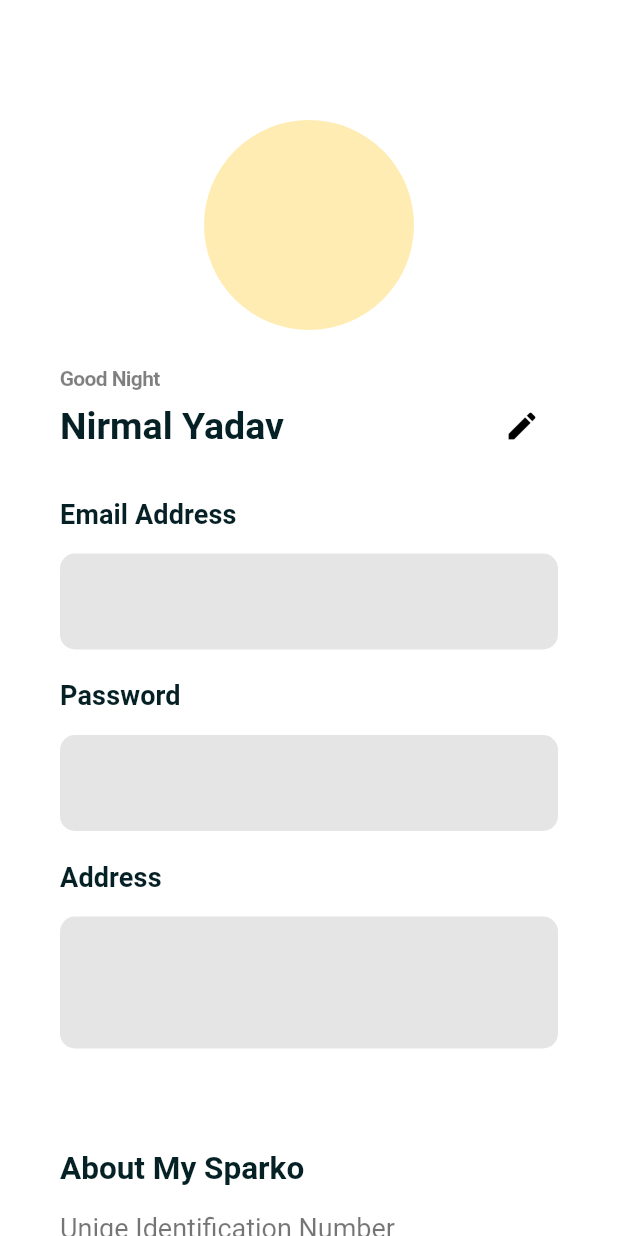
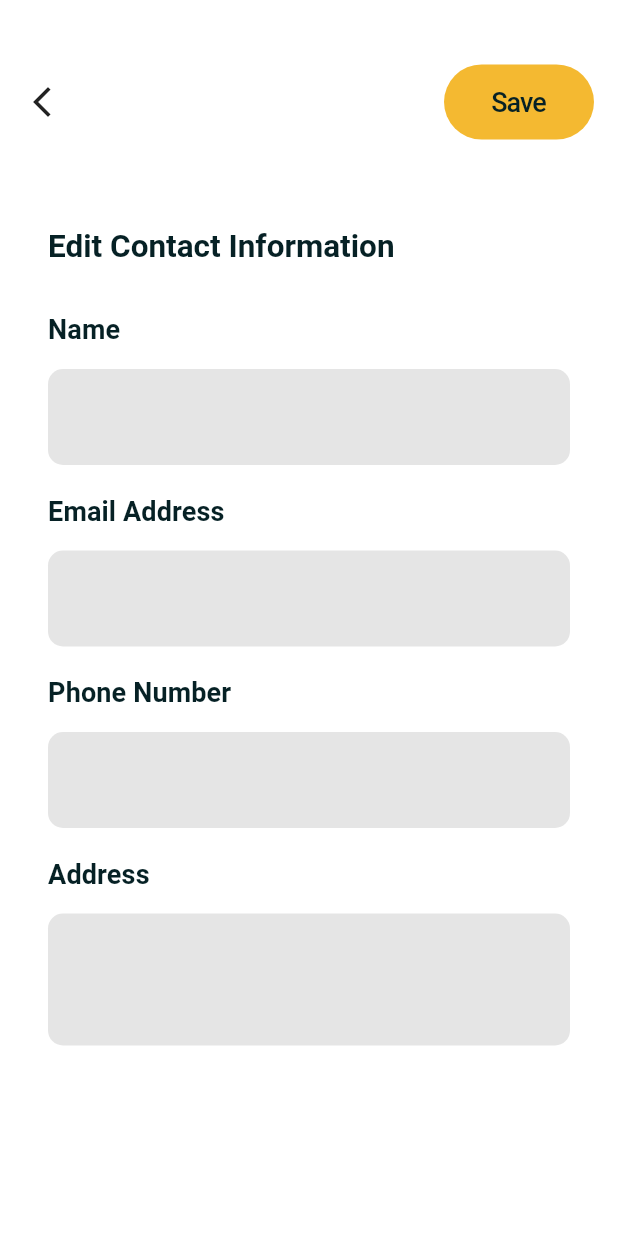
Before and after one commit to Ezinore-developer/ezinore-app, a Flutter app: the AccountScreen screen opened directly, after a tap on the "edit" icon, on a phone screen of 412 x 824 dp. Run offline on Flutter 3.47's test engine with Material 2 defaults, Android fonts, the phone set to English and light mode, and no system bars; our stand-ins replace cloud_firestore, firebase_auth, firebase_core, firebase_database, flutter_riverpod, syncfusion_flutter_charts; accounts and stored records are empty; Roboto replaces fonts that are missing (Aspekta, Supreme).

Commit message:
added edit contact info screen

```diff
--- a/lib/home/accountscreen.dart
+++ b/lib/home/accountscreen.dart
@@ -1,5 +1,6 @@
 import 'dart:developer';
 
+import 'package:ezinore_app/home/editContactInfoScreen.dart';
 import 'package:flutter/material.dart';
 
 class AccountScreen extends StatefulWidget {
@@ -40,7 +41,7 @@ class _AccountScreenState extends State<AccountScreen> {
   }
 
   final _email = TextEditingController();
-  final _password = TextEditingController();
+  final _phoneNumber = TextEditingController();
   final _address = TextEditingController();
 
   @override
@@ -93,7 +94,12 @@ class _AccountScreenState extends State<AccountScreen> {
                               .copyWith(fontSize: 25),
                         ),
                         IconButton(
-                          onPressed: () {},
+                          onPressed: () {
+                            Navigator.push(
+                                context,
+                                MaterialPageRoute(
+                                    builder: (context) => const EditContactInfo()));
+                          },
                           icon: const Icon(
                             Icons.edit,
                             color: Colors.black,
@@ -114,11 +120,11 @@ class _AccountScreenState extends State<AccountScreen> {
                           fillColor: Colors.black.withOpacity(0.1)),
                     ),
                     const SizedBox(height: 20),
-                    Text("Password",
+                    Text("Phone Number",
                         style: Theme.of(context).textTheme.titleSmall),
                     const SizedBox(height: 16),
                     TextField(
-                      controller: _password,
+                      controller: _phoneNumber,
                       decoration: InputDecoration(
                           filled: true,
                           fillColor: Colors.black.withOpacity(0.1)),
--- /dev/null
+++ b/lib/home/editContactInfoScreen.dart
@@ -0,0 +1,113 @@
+import 'package:flutter/material.dart';
+
+class EditContactInfo extends StatefulWidget {
+  const EditContactInfo({super.key});
+
+  @override
+  State<EditContactInfo> createState() => _EditContactInfoState();
+}
+
+class _EditContactInfoState extends State<EditContactInfo> {
+  final _name = TextEditingController();
+  final _email = TextEditingController();
+  final _password = TextEditingController();
+  final _address = TextEditingController();
+
+  @override
+  Widget build(BuildContext context) {
+    return Scaffold(
+      body: SingleChildScrollView(
+        physics: const BouncingScrollPhysics(),
+        child: Padding(
+          padding: const EdgeInsets.all(16.0),
+          child: Column(children: [
+            Padding(
+              padding: const EdgeInsets.symmetric(vertical: 27.0),
+              child: Row(
+                mainAxisAlignment: MainAxisAlignment.spaceBetween,
+                children: [
+                  InkWell(
+                    onTap: () {
+                      Navigator.pop(context);
+                    },
+                    child: const Icon(Icons.arrow_back_ios_new_outlined),
+                  ),
+                  Container(
+                    width: 100,
+                    height: 50,
+                    decoration: BoxDecoration(
+                        color: const Color(0xFFF4B931),
+                        borderRadius: BorderRadius.circular(100)),
+                    child: const Center(
+                      child: Text(
+                        'Save',
+                        style: TextStyle(
+                          color: Color(0xFF062125),
+                          fontSize: 18,
+                          fontFamily: 'Supreme',
+                          fontWeight: FontWeight.w500,
+                          letterSpacing: -0.63,
+                        ),
+                      ),
+                    ),
+                  ),
+                ],
+              ),
+            ),
+            Container(
+              decoration: BoxDecoration(
+                  color: Colors.white, borderRadius: BorderRadius.circular(12)),
+              width: double.infinity,
+              padding:
+                  const EdgeInsets.symmetric(vertical: 32.0, horizontal: 16.0),
+              child: Column(
+                mainAxisAlignment: MainAxisAlignment.spaceBetween,
+                crossAxisAlignment: CrossAxisAlignment.start,
+                children: [
+                  Text("Edit Contact Information",
+                      style: Theme.of(context).textTheme.titleMedium),
+                  const SizedBox(height: 32),
+                  Text("Name", style: Theme.of(context).textTheme.titleSmall),
+                  const SizedBox(height: 16),
+                  TextField(
+                    controller: _name,
+                    decoration: InputDecoration(
+                        filled: true, fillColor: Colors.black.withOpacity(0.1)),
+                  ),
+                  const SizedBox(height: 20),
+                  Text("Email Address",
+                      style: Theme.of(context).textTheme.titleSmall),
+                  const SizedBox(height: 16),
+                  TextField(
+                    controller: _email,
+                    decoration: InputDecoration(
+                        filled: true, fillColor: Colors.black.withOpacity(0.1)),
+                  ),
+                  const SizedBox(height: 20),
+                  Text("Phone Number",
+                      style: Theme.of(context).textTheme.titleSmall),
+                  const SizedBox(height: 16),
+                  TextField(
+                    controller: _password,
+                    decoration: InputDecoration(
+                        filled: true, fillColor: Colors.black.withOpacity(0.1)),
+                  ),
+                  const SizedBox(height: 20),
+                  Text("Address",
+                      style: Theme.of(context).textTheme.titleSmall),
+                  const SizedBox(height: 16),
+                  TextField(
+                    maxLines: 2,
+                    controller: _address,
+                    decoration: InputDecoration(
+                        filled: true, fillColor: Colors.black.withOpacity(0.1)),
+                  ),
+                ],
+              ),
+            )
+          ]),
+        ),
+      ),
+    );
+  }
+}
```
